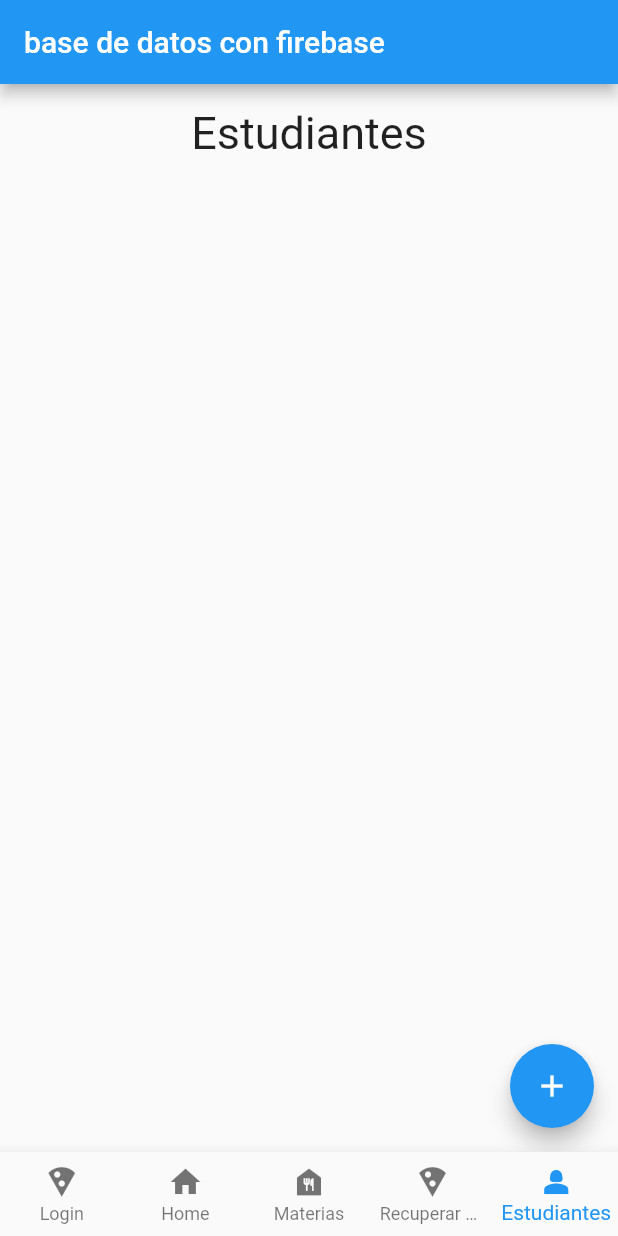
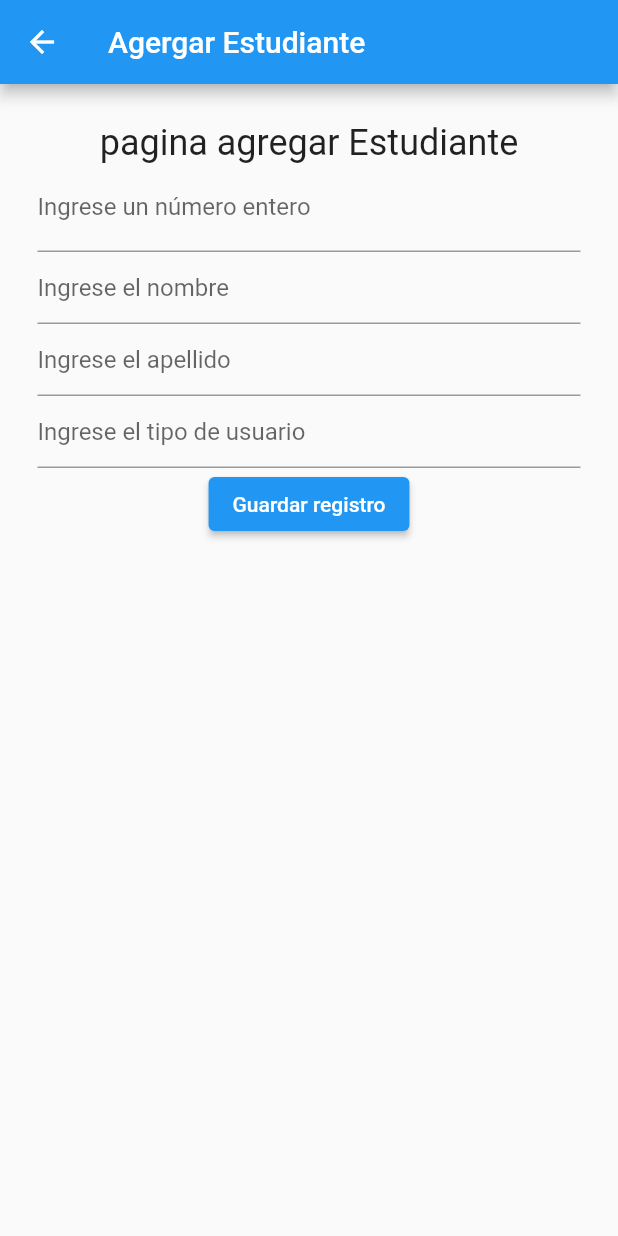
Before and after one commit to hugoprez/appUtec, a Flutter app: the screen it shows after launch, item 5 of the bottom bar chosen, after a tap on the "add" icon, on a phone screen of 412 x 824 dp. Run offline on Flutter 3.47's test engine with Material 2 defaults, Android fonts, the phone set to English and light mode, and no system bars; our stand-ins replace cloud_firestore, firebase_core, line_icons; missing offline and left inert: dart:ffi; accounts and stored records are empty; network calls fail.

Commit message:
2005202302

```diff
--- a/apputec/lib/main.dart
+++ b/apputec/lib/main.dart
@@ -3,6 +3,7 @@ import 'package:apputec/paginas/principal.dart';
 import 'package:firebase_core/firebase_core.dart';
 // Import the generated file
 import 'firebase_options.dart';
+import 'package:apputec/paginas/pantallas/addestudiante.dart';
 
 void main() async {
   WidgetsFlutterBinding.ensureInitialized();
@@ -19,7 +20,13 @@ class MyApp extends StatelessWidget {
   Widget build(BuildContext context) {
     return MaterialApp(
        debugShowCheckedModeBanner: false,
-     home: MyHomePage(),
+    // home: MyHomePage(),
+     initialRoute: '/',
+      routes: {
+        '/':(context) => const MyHomePage(),
+        '/add':(context) => const addestudiante(),
+        //'/edit':(context) => const Modificar_user()
+      },
     );
   }
 }
--- a/apputec/lib/paginas/pantallas/addestudiante.dart
+++ b/apputec/lib/paginas/pantallas/addestudiante.dart
@@ -0,0 +1,77 @@
+import 'package:firebase_core/firebase_core.dart';
+import 'package:flutter/material.dart';
+import 'package:apputec/services/firebase.dart';
+
+class addestudiante extends StatefulWidget {
+  const addestudiante({super.key});
+
+  @override
+  State<addestudiante> createState() => _addestudianteState();
+}
+
+class _addestudianteState extends State<addestudiante> {
+  TextEditingController IdController = TextEditingController();
+  TextEditingController NombreController = TextEditingController(text: "");
+  TextEditingController ApellidoController = TextEditingController(text: "");
+  TextEditingController tpUsuarioController = TextEditingController(text: "");
+
+  @override
+  Widget build(BuildContext context) {
+    return Scaffold(
+      appBar: AppBar(
+        title: const Text("Agergar Estudiante"),
+      ),
+      body: Padding(
+        padding: EdgeInsets.all(25.0),
+        child: Column(
+          children: [
+            Center(
+              child: const Text(
+                'pagina agregar Estudiante',
+                style: TextStyle(fontSize: 24),
+              ),
+            ),
+            TextFormField(
+              controller: IdController,
+              keyboardType: TextInputType.number,
+              decoration: InputDecoration(
+                labelText: 'Ingrese un número entero',
+              ),
+
+            ),
+            /*TextField(
+              controller: IdController,
+              decoration:
+                  InputDecoration(hintText: 'Ingrese el código del estudiante'),
+            ),*/
+            TextField(
+              controller: NombreController,
+              decoration: InputDecoration(hintText: 'Ingrese el nombre'),
+            ),
+            TextField(
+              controller: ApellidoController,
+              decoration: InputDecoration(hintText: 'Ingrese el apellido'),
+            ),
+            TextField(
+              controller: tpUsuarioController,
+              decoration:
+                  InputDecoration(hintText: 'Ingrese el tipo de usuario'),
+            ),
+            ElevatedButton(
+                onPressed: () async {
+
+                  await agregarEstudiante(int.parse(IdController.text), NombreController.text,
+                          ApellidoController.text,int.parse(IdController.text))
+                      .then((_) {
+                    Navigator.pop(context);
+                  });
+                  //   Navigator.pop(context);
+                  setState(() {});
+                },
+                child: Text("Guardar registro"))
+          ],
+        ),
+      ),
+    );
+  }
+}
--- a/apputec/lib/paginas/pantallas/estudiantes.dart
+++ b/apputec/lib/paginas/pantallas/estudiantes.dart
@@ -10,6 +10,11 @@ class MostrarEstudiantes extends StatefulWidget {
 }
 
 class _MostrarEstudiantesState extends State<MostrarEstudiantes> {
+  TextEditingController IdController = TextEditingController();
+  TextEditingController NombreController = TextEditingController(text: "");
+  TextEditingController ApellidoController = TextEditingController(text: "");
+  TextEditingController tpUsuarioController = TextEditingController();
+
   @override
   String information = '';
 
@@ -36,12 +41,60 @@ class _MostrarEstudiantesState extends State<MostrarEstudiantes> {
   Widget build(BuildContext context) {
     return MaterialApp(
         home: Scaffold(
-      appBar: AppBar(
-        title: Text('base de datos con firebase '),
-      ),
       body: Container(
         child: Column(
           children: [
+            Padding(
+              padding: EdgeInsets.all(25.0),
+              child: Column(
+                children: [
+                  Center(
+                    child: const Text(
+                      'pagina agregar Estudiante',
+                      style: TextStyle(fontSize: 24),
+                    ),
+                  ),
+                  TextFormField(
+                    controller: IdController,
+                    keyboardType: TextInputType.number,
+                    decoration: InputDecoration(
+                      labelText: 'Ingrese un número entero',
+                    ),
+                  ),
+                  TextField(
+                    controller: NombreController,
+                    decoration: InputDecoration(hintText: 'Ingrese el nombre'),
+                  ),
+                  TextField(
+                    controller: ApellidoController,
+                    decoration:
+                        InputDecoration(hintText: 'Ingrese el apellido'),
+                  ),
+                  TextField(
+                    controller: tpUsuarioController,
+                    decoration:
+                        InputDecoration(hintText: 'Ingrese el tipo de usuario'),
+                  ),
+                  ElevatedButton(
+                      onPressed: () async {
+                        await agregarEstudiante(
+                                int.parse(IdController.text),
+                                NombreController.text,
+                                ApellidoController.text,
+                                int.parse(IdController.text))
+                            .then((_) {
+                          //Navigator.pop(context);
+                          setState(() {});
+                        });
+                        //   Navigator.pop(context);
+                         setState(() {});
+                      },
+
+                      child: Text("Guardar registro")),
+
+                ],
+              ),
+            ),
             Padding(
               padding: EdgeInsets.all(15),
               child: Text(
@@ -49,10 +102,14 @@ class _MostrarEstudiantesState extends State<MostrarEstudiantes> {
                 style: TextStyle(fontSize: 30),
               ),
             ),
+
             Expanded(
+
+
 
               child: // Generated code for this GridView Widget...
                   GridView(
+
                 padding: EdgeInsets.zero,
                 gridDelegate: SliverGridDelegateWithFixedCrossAxisCount(
                   crossAxisCount: 1,
@@ -63,10 +120,10 @@ class _MostrarEstudiantesState extends State<MostrarEstudiantes> {
                 scrollDirection: Axis.vertical,
                 children: [
                   Container(
-
                     //decoration: BoxDecoration(color: Colors.red),
                     child: FutureBuilder(
                       future: getEstudiante(),
+
                       builder: ((context, snapshot) {
                         if (snapshot.hasData) {
                           return GridView.builder(
@@ -82,7 +139,6 @@ class _MostrarEstudiantesState extends State<MostrarEstudiantes> {
                             itemCount: snapshot.data?.length,
                             itemBuilder: (context, index) {
                               return Container(
-
                                 /*decoration: BoxDecoration(
                                   color: Colors.yellow,
                                 ),*/
@@ -110,8 +166,6 @@ class _MostrarEstudiantesState extends State<MostrarEstudiantes> {
                                               'Nombre: ${snapshot.data?[index]['NombreEstudiante']}'),
                                           Text(
                                               'Apellido: ${snapshot.data?[index]['ApellidoEstudiante']}'),
-                                          Text(
-                                              'Código de Usuario: ${snapshot.data?[index]['IdUsuario']}'),
                                         ],
                                       ),
                                     ),
@@ -131,7 +185,6 @@ class _MostrarEstudiantesState extends State<MostrarEstudiantes> {
                 ],
               ),
             ),
-
           ],
         ),
       ),
@@ -142,6 +195,7 @@ class _MostrarEstudiantesState extends State<MostrarEstudiantes> {
           setState(() {});
           //print("Actualizar");
         },
+        backgroundColor: Color(0xFF9D5871),
         child: Icon(Icons.add),
       ),
     ));
--- a/apputec/lib/services/firebase.dart
+++ b/apputec/lib/services/firebase.dart
@@ -35,8 +35,13 @@ Future<List> getEstudiante() async {
 }
 
 //agregar estudiante
-Future<void> agregarEstudiante(Int codigo, String estudiante,String apellido,Int tpUsuario) async {
-  await base.collection('Estudiante').add({"IdEstudiante": codigo,"NombreEstudiante": estudiante,"ApellidoEstudiante": apellido,"IdUsuario": tpUsuario});
+Future<void> agregarEstudiante(int IdEstudiante, String NombreEstudiante,String ApellidoEstudiante,int tpUsuario) async {
+  await base.collection('Estudiante').add({
+    "IdEstudiante": IdEstudiante,
+    "NombreEstudiante": NombreEstudiante,
+    "ApellidoEstudiante": ApellidoEstudiante,
+    "IdUsuario": tpUsuario,
+  });
 }
 
 
```
